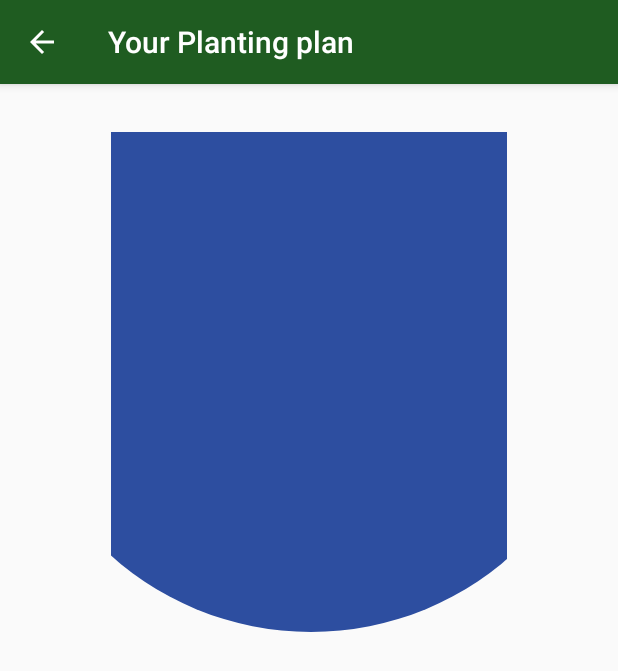
After one commit to Mermersk/Plantarinn, an Android app: the PlantingActivity screen opened directly, with no data from a screen before it, on a phone screen of 412 x 824 dp. The commit adds this screen. Shown: the top 671 px of the screen. Run offline under Robolectric (Android 15) with nearby library versions, the phone set to English and light mode, and no system bars.

Commit message:
New PlantingActivity screen + a custom view(canvas) work.

```diff
--- /dev/null
+++ b/src/main/java/com/example/plantarinn/PlantingActivity.kt
@@ -0,0 +1,16 @@
+package com.example.plantarinn
+
+import androidx.appcompat.app.AppCompatActivity
+import android.os.Bundle
+
+class PlantingActivity : AppCompatActivity() {
+    override fun onCreate(savedInstanceState: Bundle?) {
+        super.onCreate(savedInstanceState)
+        setContentView(R.layout.activity_planting)
+
+        val pp: PlantPlan? = intent.getParcelableExtra(EXTRA_PLANTING)
+        if (pp != null) {
+            //println("Coming from PlantingActivity ${pp.totalTimeS}")
+        }
+    }
+}
--- /dev/null
+++ b/src/main/java/com/example/plantarinn/PlantingMainGraphics.kt
@@ -0,0 +1,36 @@
+package com.example.plantarinn
+
+import android.content.Context
+import android.graphics.Canvas
+import android.graphics.Color
+import android.graphics.Paint
+import android.graphics.drawable.Drawable
+import android.text.TextPaint
+import android.util.AttributeSet
+import android.view.View
+
+/**
+ * TODO: document your custom view class.
+ */
+class PlantingMainGraphics : View {
+
+    //constructor(context: Context) : super(context) {
+        //init(null, 0)
+    //}
+
+    constructor(context: Context, attrs: AttributeSet) : super(context, attrs) {
+        //init(attrs, 0)
+    }
+
+
+
+    override fun onDraw(canvas: Canvas) {
+        super.onDraw(canvas)
+
+        val cc = Paint()
+        cc.setARGB(255, 45, 78, 160)
+        canvas.drawCircle(200f, 200f, 300f, cc)
+
+
+    }
+}
--- a/src/main/res/layout/activity_main.xml
+++ b/src/main/res/layout/activity_main.xml
@@ -79,6 +79,8 @@
         android:layout_marginBottom="16dp"
         android:onClick="byrja"
         android:text="@string/button_byrja"
+        android:textColor="@color/colorAccent"
+        app:backgroundTint="@color/colorPrimary"
         app:layout_constraintBottom_toBottomOf="parent"
         app:layout_constraintEnd_toEndOf="parent"
         app:layout_constraintStart_toStartOf="parent" />
--- /dev/null
+++ b/src/main/res/layout/activity_planting.xml
@@ -0,0 +1,18 @@
+<?xml version="1.0" encoding="utf-8"?>
+<androidx.constraintlayout.widget.ConstraintLayout
+    xmlns:android="http://schemas.android.com/apk/res/android"
+    xmlns:tools="http://schemas.android.com/tools"
+    xmlns:app="http://schemas.android.com/apk/res-auto"
+    android:layout_width="match_parent"
+    android:layout_height="match_parent"
+    tools:context=".PlantingActivity">
+
+    <com.example.plantarinn.PlantingMainGraphics
+        android:id="@+id/plantingMainGraphics"
+        android:layout_width="264dp"
+        android:layout_height="581dp"
+        android:layout_marginTop="32dp"
+        app:layout_constraintEnd_toEndOf="parent"
+        app:layout_constraintStart_toStartOf="parent"
+        app:layout_constraintTop_toTopOf="parent" />
+</androidx.constraintlayout.widget.ConstraintLayout>
--- a/src/main/res/values/strings.xml
+++ b/src/main/res/values/strings.xml
@@ -8,4 +8,5 @@
     <string name="button_play">Play</string>
     <string name="skograektin_logo">Logo of the Icelandic forestry services</string>
     <string name="button_byrja">Byrja</string>
+    <string name="PlantingActivity_appBar_label">Your Planting plan</string>
 </resources>
```
Also changed, not shown: src/main/AndroidManifest.xml (+9 -7 lines), src/main/java/com/example/plantarinn/MainActivity.kt (+7 -2 lines), src/main/java/com/example/plantarinn/PlantPlan.kt (+32 -1 lines), src/main/res/values/attrs_planting_main_graphics.xml (added, +8 -0 lines).
